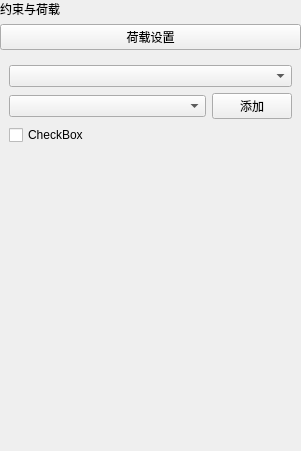
This is plugins/Base_PhysicalField/LoadSpecificationWidget.ui in asd977/base_cae as Qt 5 draws it before an edit. The edited form follows.
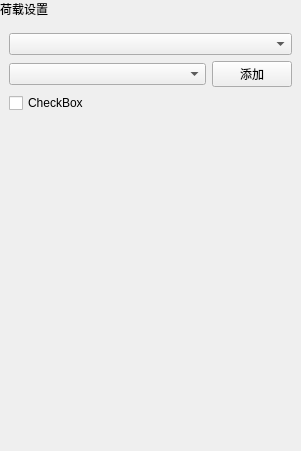
This is the edited form. Custom widgets are drawn as their Qt base class.

The edit to the form file:
```diff
--- a/plugins/Base_PhysicalField/LoadSpecificationWidget.ui
+++ b/plugins/Base_PhysicalField/LoadSpecificationWidget.ui
@@ -23,6 +23,9 @@
    <property name="rightMargin">
     <number>0</number>
    </property>
+   <property name="bottomMargin">
+    <number>0</number>
+   </property>
    <item>
     <widget class="QLabel" name="pageNameLabel">
      <property name="sizePolicy">
@@ -32,19 +35,6 @@
       </sizepolicy>
      </property>
      <property name="text">
-      <string>约束与荷载</string>
-     </property>
-    </widget>
-   </item>
-   <item>
-    <widget class="QPushButton" name="sectionTitleButton">
-     <property name="sizePolicy">
-      <sizepolicy hsizetype="Ignored" vsizetype="Fixed">
-       <horstretch>0</horstretch>
-       <verstretch>0</verstretch>
-      </sizepolicy>
-     </property>
-     <property name="text">
       <string>荷载设置</string>
      </property>
     </widget>
@@ -53,12 +43,26 @@
     <widget class="QWidget" name="contentWidget" native="true">
      <layout class="QVBoxLayout" name="contentLayout">
       <item>
-       <widget class="CustomComboBox" name="comboBoxDim"/>
+       <widget class="CustomComboBox" name="comboBoxDim">
+        <property name="minimumSize">
+         <size>
+          <width>10</width>
+          <height>0</height>
+         </size>
+        </property>
+       </widget>
       </item>
       <item>
        <layout class="QHBoxLayout" name="horizontalLayoutGroupSelect">
         <item>
-         <widget class="CustomComboBox" name="comboBoxGroup"/>
+         <widget class="CustomComboBox" name="comboBoxGroup">
+          <property name="minimumSize">
+           <size>
+            <width>10</width>
+            <height>0</height>
+           </size>
+          </property>
+         </widget>
         </item>
         <item>
          <widget class="QPushButton" name="btnBatchAdd">
@@ -82,6 +86,21 @@
         </property>
        </widget>
       </item>
+      <property name="leftMargin">
+       <number>9</number>
+      </property>
+      <property name="topMargin">
+       <number>9</number>
+      </property>
+      <property name="rightMargin">
+       <number>9</number>
+      </property>
+      <property name="bottomMargin">
+       <number>9</number>
+      </property>
+      <property name="spacing">
+       <number>6</number>
+      </property>
      </layout>
     </widget>
    </item>
```
Left out of the diff: 8 changed lines with no effect on the pictures.
